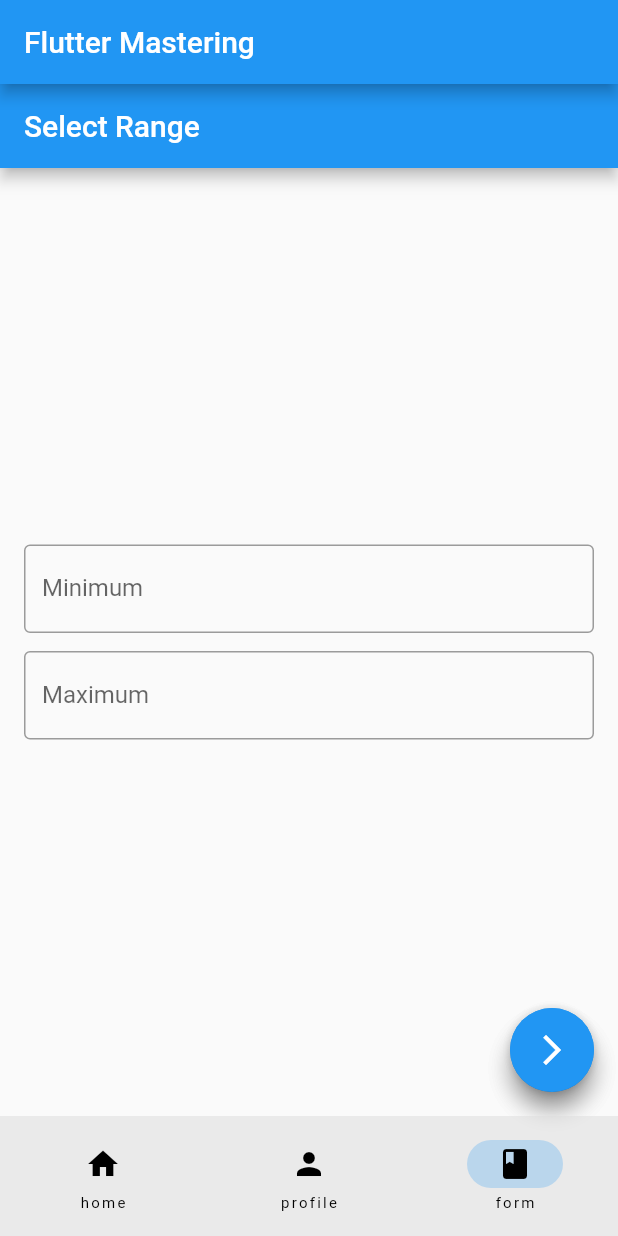
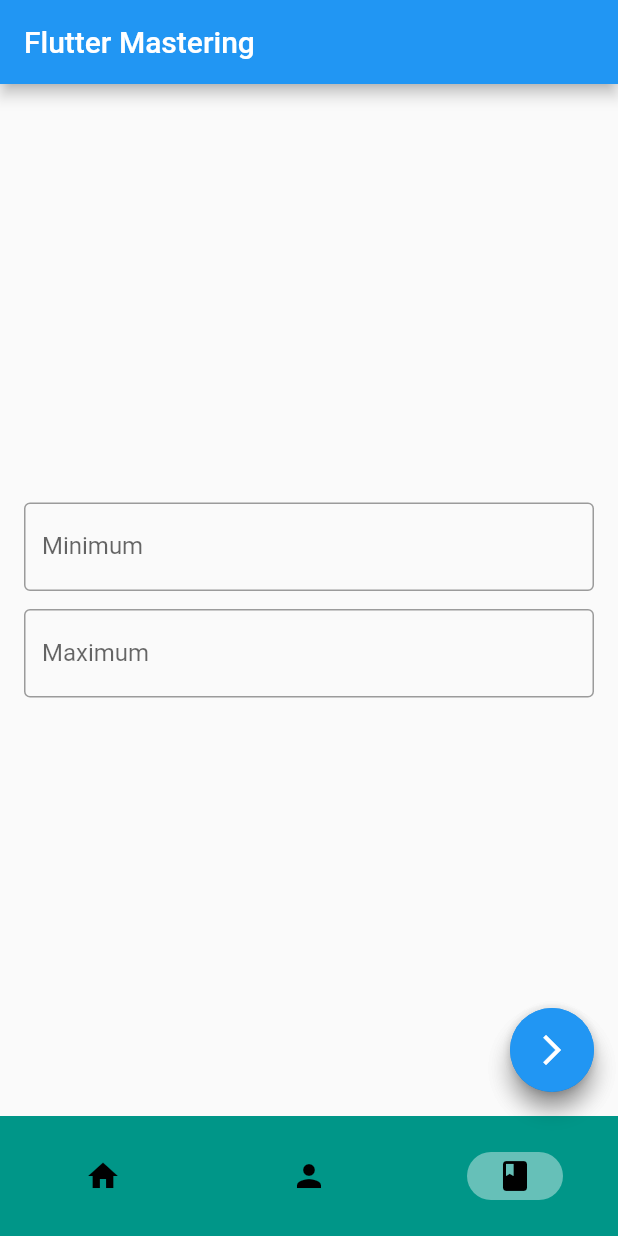
Before and after one commit to NyllRE/flutter_mastering, a Flutter app: the screen it shows after launch, item 3 of the bottom bar chosen, on a phone screen of 412 x 824 dp. Run offline on Flutter 3.47's test engine with Material 2 defaults, Android fonts, the phone set to English and light mode, and no system bars.

Commit message:
Navbar styling

```diff
--- a/lib/main.dart
+++ b/lib/main.dart
@@ -52,7 +52,13 @@
         onPressed: () {},
         child: const Icon(Icons.arrow_forward_ios),
       ),
-      bottomNavigationBar: NavigationBar(
+      bottomNavigationBar: NavigationBarTheme(
+        data: NavigationBarThemeData(
+          indicatorColor: Colors.white.withOpacity(0.4),
+        ),
+        child: NavigationBar(
+          backgroundColor: Colors.teal,
+          labelBehavior: NavigationDestinationLabelBehavior.alwaysHide,
           destinations: const [
             NavigationDestination(
               icon: Icon(Icons.home),
@@ -74,6 +80,7 @@
           },
           selectedIndex: currentPage,
         ),
+      ),
     );
   }
 }
--- a/lib/range_selector_page.dart
+++ b/lib/range_selector_page.dart
@@ -23,9 +23,6 @@ class _RangeSelectorPageState extends State<RangeSelectorPage> {
   @override
   Widget build(BuildContext context) {
     return Scaffold(
-        appBar: AppBar(
-          title: const Text('Select Range'),
-        ),
         body: Form(
           key: formKey,
           child: Padding(
```
Lines whose indentation alone changed are shown as unchanged.
